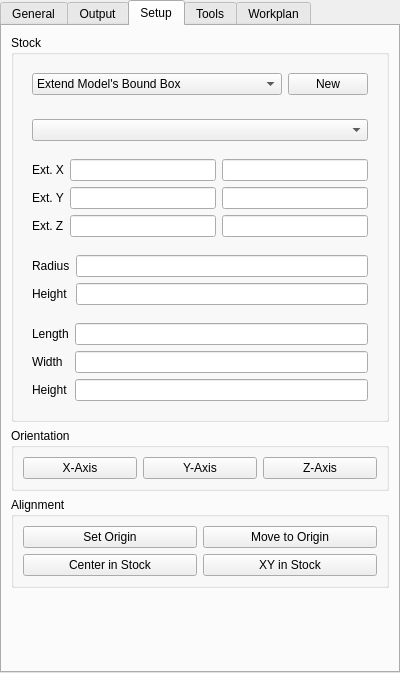
This is src/Mod/Path/Gui/Resources/panels/PathEdit.ui in berndhahnebach/All_FreeCAD as Qt 5 draws it before an edit. The edited form follows.
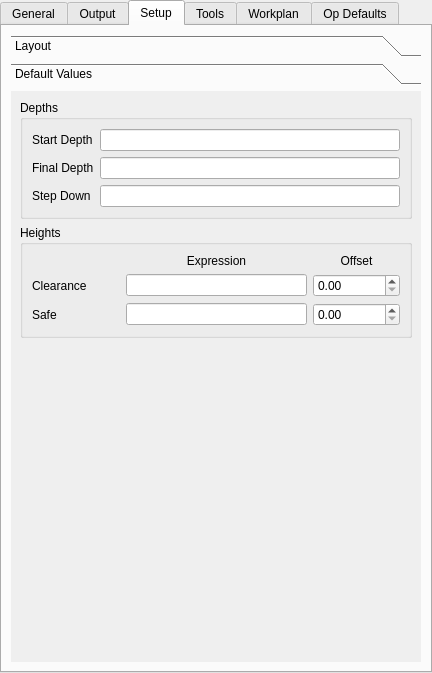
This is the edited form. The open tabs and pages were chosen to show the change. Icons and pictures are not drawn. Custom widgets are drawn as their Qt base class.

Commit message: PathEdit integration of the setup-sheet editor.

What changed in the file:
```diff
--- a/src/Mod/Path/Gui/Resources/panels/PathEdit.ui
+++ b/src/Mod/Path/Gui/Resources/panels/PathEdit.ui
@@ -6,7 +6,7 @@
    <rect>
     <x>0</x>
     <y>0</y>
-    <width>400</width>
+    <width>432</width>
     <height>673</height>
    </rect>
   </property>
@@ -137,6 +137,24 @@
    </attribute>
    <layout class="QVBoxLayout" name="verticalLayout">
     <item>
+     <widget class="QToolBox" name="toolBox_2">
+      <property name="currentIndex">
+       <number>0</number>
+      </property>
+      <widget class="QWidget" name="page_3">
+       <property name="geometry">
+        <rect>
+         <x>0</x>
+         <y>0</y>
+         <width>414</width>
+         <height>762</height>
+        </rect>
+       </property>
+       <attribute name="label">
+        <string>Layout</string>
+       </attribute>
+       <layout class="QVBoxLayout" name="verticalLayout_9">
+        <item>
      <widget class="QGroupBox" name="stockGroup">
       <property name="title">
        <string>Stock</string>
@@ -150,12 +168,6 @@
          <layout class="QHBoxLayout" name="horizontalLayout_5">
           <item>
            <widget class="QComboBox" name="stock">
-            <property name="sizePolicy">
-             <sizepolicy hsizetype="MinimumExpanding" vsizetype="Fixed">
-              <horstretch>0</horstretch>
-              <verstretch>0</verstretch>
-             </sizepolicy>
-            </property>
             <property name="currentIndex">
              <number>2</number>
             </property>
@@ -412,6 +424,160 @@
     </item>
    </layout>
   </widget>
+      <widget class="QWidget" name="page_4">
+       <property name="geometry">
+        <rect>
+         <x>0</x>
+         <y>0</y>
+         <width>352</width>
+         <height>350</height>
+        </rect>
+       </property>
+       <attribute name="label">
+        <string>Default Values</string>
+       </attribute>
+       <layout class="QVBoxLayout" name="verticalLayout_10">
+        <item>
+         <widget class="QGroupBox" name="groupBox">
+          <property name="title">
+           <string>Depths</string>
+          </property>
+          <layout class="QFormLayout" name="formLayout">
+           <item row="0" column="0">
+            <widget class="QLabel" name="label_3">
+             <property name="text">
+              <string>Start Depth</string>
+             </property>
+            </widget>
+           </item>
+           <item row="0" column="1">
+            <widget class="QLineEdit" name="setupStartDepthExpr">
+             <property name="toolTip">
+              <string>&lt;html&gt;&lt;head/&gt;&lt;body&gt;&lt;p&gt;Expression set as the StartDepth of a newly created operation.&lt;/p&gt;&lt;p&gt;&lt;br/&gt;&lt;/p&gt;&lt;p&gt;Default: OpStartDepth&lt;/p&gt;&lt;/body&gt;&lt;/html&gt;</string>
+             </property>
+            </widget>
+           </item>
+           <item row="1" column="0">
+            <widget class="QLabel" name="label_4">
+             <property name="text">
+              <string>Final Depth</string>
+             </property>
+            </widget>
+           </item>
+           <item row="1" column="1">
+            <widget class="QLineEdit" name="setupFinalDepthExpr">
+             <property name="toolTip">
+              <string>&lt;html&gt;&lt;head/&gt;&lt;body&gt;&lt;p&gt;Expression set as the FinalDepth for a newly created operation.&lt;/p&gt;&lt;p&gt;&lt;br/&gt;&lt;/p&gt;&lt;p&gt;Default: OpFinalDepth&lt;/p&gt;&lt;/body&gt;&lt;/html&gt;</string>
+             </property>
+            </widget>
+           </item>
+           <item row="2" column="0">
+            <widget class="QLabel" name="label_6">
+             <property name="text">
+              <string>Step Down</string>
+             </property>
+            </widget>
+           </item>
+           <item row="2" column="1">
+            <widget class="QLineEdit" name="setupStepDownExpr">
+             <property name="toolTip">
+              <string>&lt;html&gt;&lt;head/&gt;&lt;body&gt;&lt;p&gt;Expression set as the StepDown of a newly created operation.&lt;/p&gt;&lt;p&gt;&lt;br/&gt;&lt;/p&gt;&lt;p&gt;Default: OpToolDiameter&lt;/p&gt;&lt;/body&gt;&lt;/html&gt;</string>
+             </property>
+            </widget>
+           </item>
+          </layout>
+         </widget>
+        </item>
+        <item>
+         <widget class="QGroupBox" name="groupBox_2">
+          <property name="title">
+           <string>Heights</string>
+          </property>
+          <layout class="QGridLayout" name="gridLayout_4">
+           <item row="3" column="0">
+            <widget class="QLabel" name="label_7">
+             <property name="text">
+              <string>Safe</string>
+             </property>
+            </widget>
+           </item>
+           <item row="1" column="0">
+            <widget class="QLabel" name="label_13">
+             <property name="text">
+              <string>Clearance</string>
+             </property>
+            </widget>
+           </item>
+           <item row="3" column="1" colspan="2">
+            <widget class="QLineEdit" name="setupSafeHeightExpr">
+             <property name="toolTip">
+              <string>&lt;html&gt;&lt;head/&gt;&lt;body&gt;&lt;p&gt;Expression set as SafeHeight for new operations.&lt;/p&gt;&lt;p&gt;&lt;br/&gt;&lt;/p&gt;&lt;p&gt;Default: &amp;quot;OpStockZMax+SetupSheet.SafeHeightOffset&amp;quot;&lt;/p&gt;&lt;/body&gt;&lt;/html&gt;</string>
+             </property>
+            </widget>
+           </item>
+           <item row="1" column="1" colspan="2">
+            <widget class="QLineEdit" name="setupClearanceHeightExpr">
+             <property name="toolTip">
+              <string>&lt;html&gt;&lt;head/&gt;&lt;body&gt;&lt;p&gt;Expression set as ClearanceHeight for new operations.&lt;/p&gt;&lt;p&gt;&lt;br/&gt;&lt;/p&gt;&lt;p&gt;Default: &amp;quot;OpStockZMax+SetupSheet.ClearanceHeightOffset&amp;quot;&lt;/p&gt;&lt;/body&gt;&lt;/html&gt;</string>
+             </property>
+            </widget>
+           </item>
+           <item row="1" column="3">
+            <widget class="Gui::QuantitySpinBox" name="setupClearanceHeightOffs">
+             <property name="toolTip">
+              <string>&lt;html&gt;&lt;head/&gt;&lt;body&gt;&lt;p&gt;ClearanceHeightOffset - can be used by expressions to set the default ClearanceHeight for new operations.&lt;/p&gt;&lt;p&gt;&lt;br/&gt;&lt;/p&gt;&lt;p&gt;Default: &amp;quot;3 mm&amp;quot;&lt;/p&gt;&lt;/body&gt;&lt;/html&gt;</string>
+             </property>
+            </widget>
+           </item>
+           <item row="0" column="3">
+            <widget class="QLabel" name="label_14">
+             <property name="text">
+              <string>Offset</string>
+             </property>
+             <property name="alignment">
+              <set>Qt::AlignCenter</set>
+             </property>
+            </widget>
+           </item>
+           <item row="0" column="1" colspan="2">
+            <widget class="QLabel" name="label_15">
+             <property name="text">
+              <string>Expression</string>
+             </property>
+             <property name="alignment">
+              <set>Qt::AlignCenter</set>
+             </property>
+            </widget>
+           </item>
+           <item row="3" column="3">
+            <widget class="Gui::QuantitySpinBox" name="setupSafeHeightOffs">
+             <property name="toolTip">
+              <string>&lt;html&gt;&lt;head/&gt;&lt;body&gt;&lt;p&gt;SafeHeightOffset can be for expressions to set the SafeHeight for new operations.&lt;/p&gt;&lt;p&gt;&lt;br/&gt;&lt;/p&gt;&lt;p&gt;Default: &amp;quot;5 mm&amp;quot;&lt;/p&gt;&lt;/body&gt;&lt;/html&gt;</string>
+             </property>
+            </widget>
+           </item>
+          </layout>
+         </widget>
+        </item>
+        <item>
+         <spacer name="verticalSpacer_5">
+          <property name="orientation">
+           <enum>Qt::Vertical</enum>
+          </property>
+          <property name="sizeHint" stdset="0">
+           <size>
+            <width>20</width>
+            <height>40</height>
+           </size>
+          </property>
+         </spacer>
+        </item>
+       </layout>
+      </widget>
+     </widget>
+    </item>
+   </layout>
+  </widget>
   <widget class="QWidget" name="tabTools">
    <attribute name="title">
     <string>Tools</string>
@@ -635,6 +801,12 @@
     </item>
    </layout>
   </widget>
+  <widget class="QWidget" name="tabOpDefaults">
+   <attribute name="title">
+    <string>Op Defaults</string>
+   </attribute>
+   <layout class="QVBoxLayout" name="verticalLayout_11"/>
+  </widget>
  </widget>
  <customwidgets>
   <customwidget>
@@ -642,6 +814,11 @@
    <extends>QLineEdit</extends>
    <header>Gui/InputField.h</header>
   </customwidget>
+  <customwidget>
+   <class>Gui::QuantitySpinBox</class>
+   <extends>QDoubleSpinBox</extends>
+   <header>gui_quantityspinbox.h</header>
+  </customwidget>
  </customwidgets>
  <tabstops>
   <tabstop>jobLabel</tabstop>
```
Left out of the diff: 192 changed lines with no effect on the pictures. Lines whose indentation alone changed are shown as unchanged. The commit also changes 3 other files.
